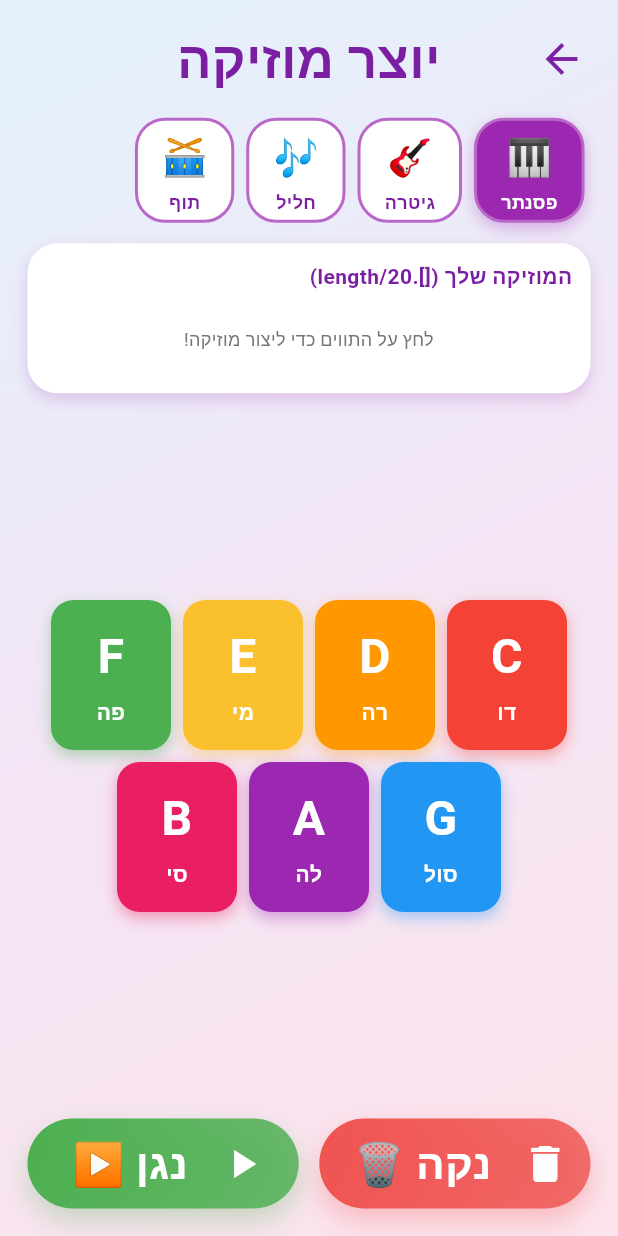
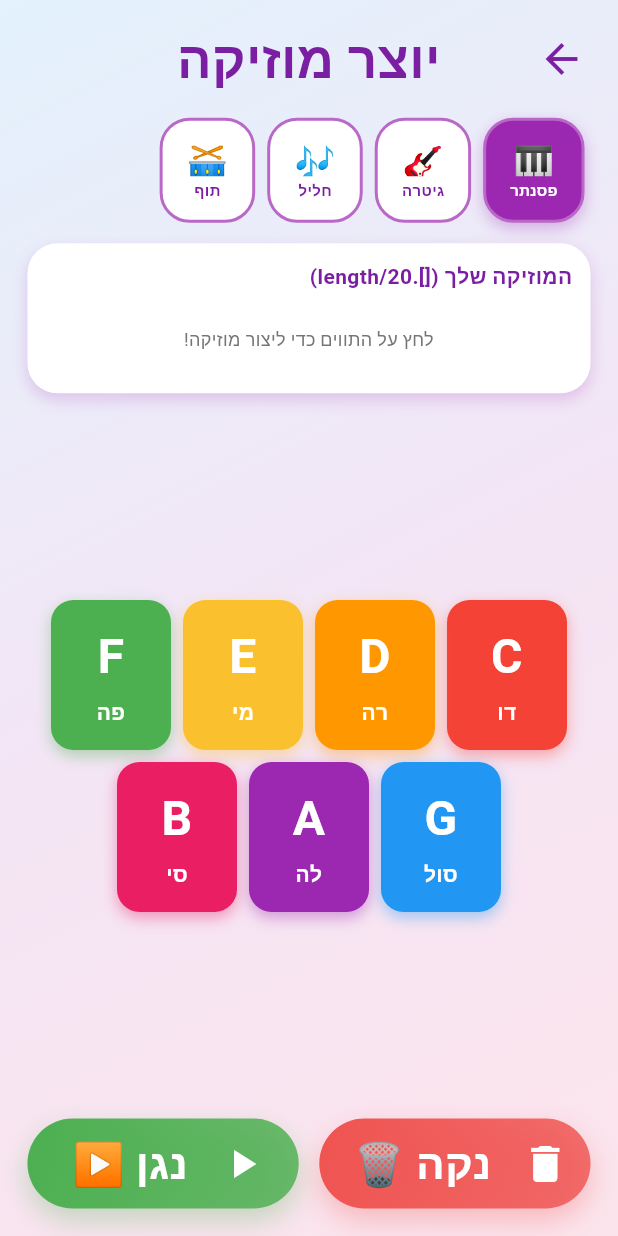
Before and after one commit to cohenra/learning-games, a Flutter app: the MusicComposerScreen screen opened directly, on a phone screen of 412 x 824 dp. Run offline on Flutter 3.47's test engine with Material 3 defaults, Android fonts, the phone set to English and light mode, and no system bars; our stand-ins replace audioplayers, flutter_tts, shared_preferences; accounts and stored records are empty; Roboto replaces fonts that are missing (Rubik).

Commit message:
Fix: Rhythm game UX + Music composer sound + Quiz overflow errors
- Rhythm Game: Add pause button next to drum, improve sound with better TTS settings, add clear instructions
- Music Composer: Improve note sounds with different syllables and better speech rate
- Quiz screens: Fix overflow errors by reducing sizes and adding Flexible widgets
- AudioService: Fix asset path detection to work with actual file extensions (wav/ogg/mp3)

```diff
--- a/lib/modules/music/music_composer_screen.dart
+++ b/lib/modules/music/music_composer_screen.dart
@@ -209,18 +209,25 @@ class _MusicComposerScreenState extends State<MusicComposerScreen> {
                         ),
                         child: Column(
                           mainAxisAlignment: MainAxisAlignment.center,
+                          mainAxisSize: MainAxisSize.min,
                           children: [
-                            Text(
-                              instrument['icon'],
-                              style: const TextStyle(fontSize: 24),
+                            Flexible(
+                              child: Text(
+                                instrument['icon'],
+                                style: const TextStyle(fontSize: 22),
+                              ),
                             ),
-                            const SizedBox(height: 4),
-                            Text(
-                              _isHebrew ? instrument['nameHe'] : instrument['nameEn'],
-                              style: TextStyle(
-                                fontSize: 12,
-                                fontWeight: FontWeight.bold,
-                                color: isSelected ? Colors.white : Colors.purple.shade700,
+                            const SizedBox(height: 2),
+                            Flexible(
+                              child: Text(
+                                _isHebrew ? instrument['nameHe'] : instrument['nameEn'],
+                                style: TextStyle(
+                                  fontSize: 10,
+                                  fontWeight: FontWeight.bold,
+                                  color: isSelected ? Colors.white : Colors.purple.shade700,
+                                ),
+                                maxLines: 1,
+                                overflow: TextOverflow.ellipsis,
                               ),
                             ),
                           ],
```
Also changed, not shown: lib/services/audio_service.dart (+29 -25 lines).
